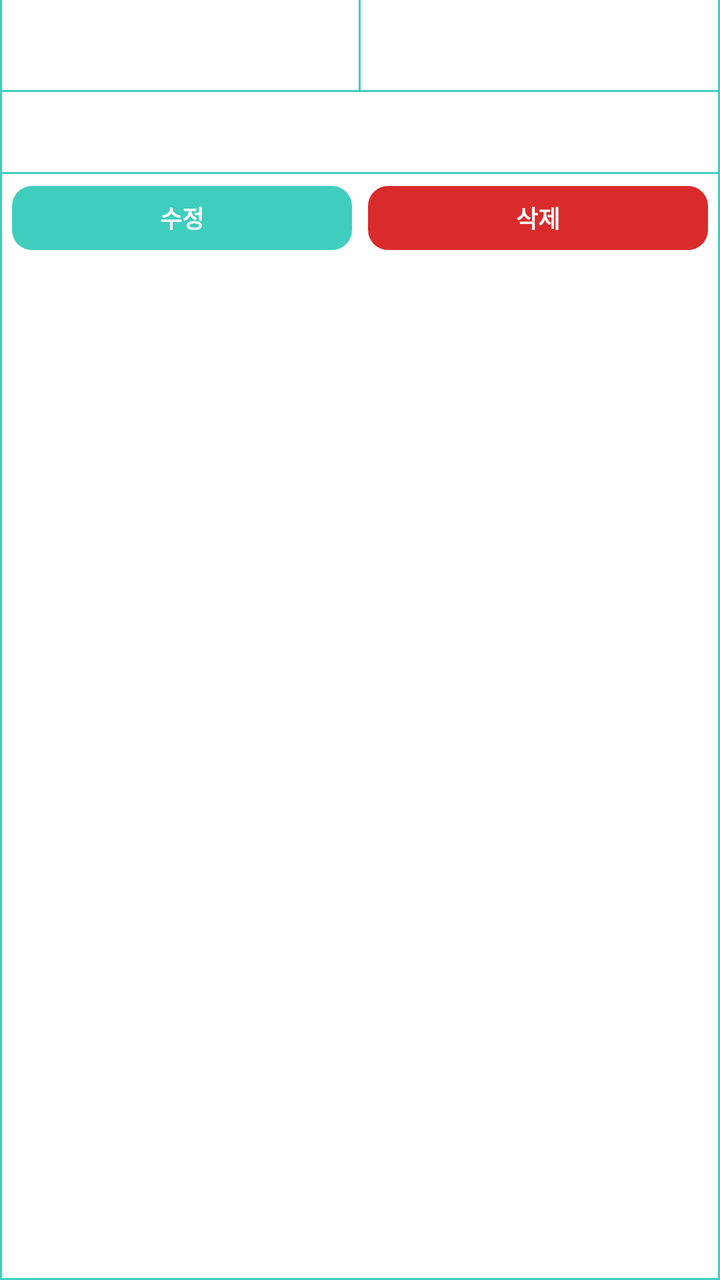
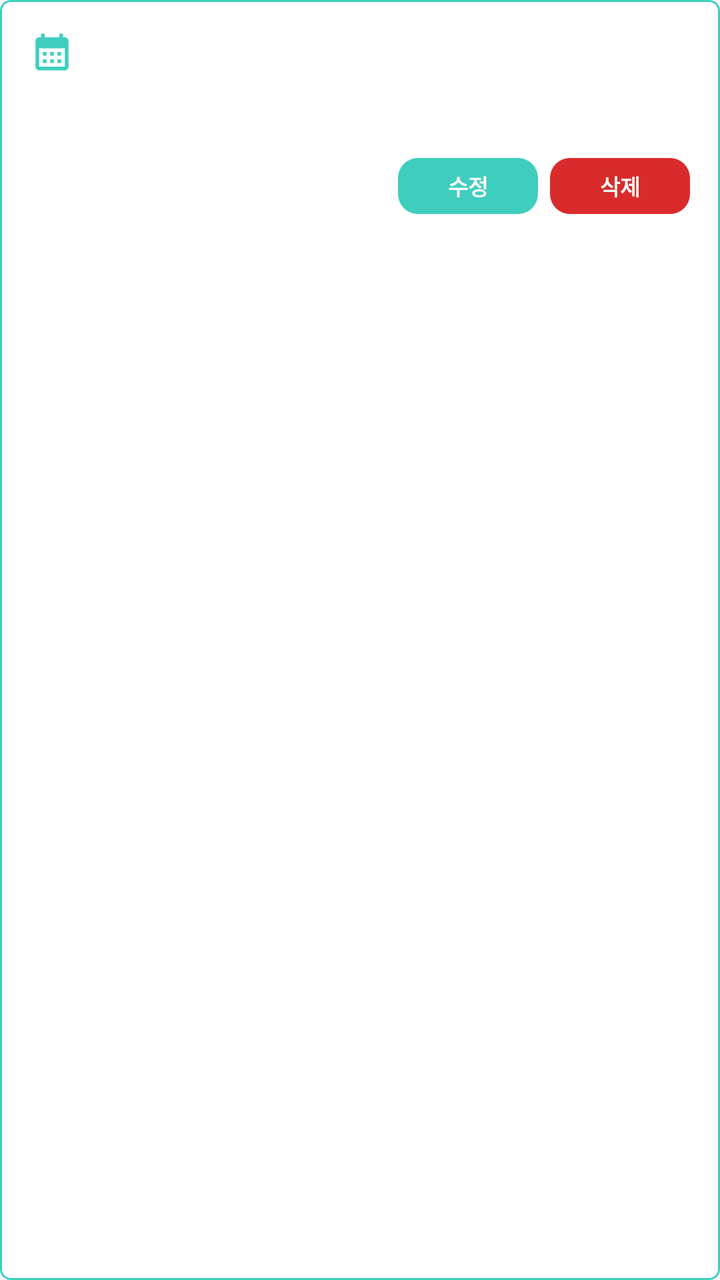

An Android layout rendered at two revisions. The XML below is the earlier revision; the diff shows what the commit changed to produce the second picture.
<!-- AndroidManifest.xml: application theme Theme.Mariwoo -->
<!-- res/layout/item_hospital_list.xml -->
<?xml version="1.0" encoding="utf-8"?>
<LinearLayout xmlns:android="http://schemas.android.com/apk/res/android"
    android:layout_width="match_parent"
    android:layout_height="wrap_content"
    android:orientation="vertical"
    android:background="@drawable/layout_border_radius0_no_top">

    
    <LinearLayout
        android:layout_width="match_parent"
        android:layout_height="45dp"
        android:orientation="horizontal">

        <TextView
            android:id="@+id/itemHospitalList_textView_name"
            android:layout_width="0dp"
            android:layout_height="match_parent"
            android:layout_weight="1"
            android:gravity="center"
            android:textSize="13sp"
            android:textStyle="bold"
            android:padding="4dp"/>

        <View
            android:layout_width="1dp"
            android:layout_height="match_parent"
            android:background="@color/login_background"/>

        <TextView
            android:id="@+id/itemHospitalList_textView_time"
            android:layout_width="0dp"
            android:layout_height="match_parent"
            android:layout_weight="1"
            android:gravity="center"
            android:textSize="12sp"
            android:padding="4dp"
            android:maxLines="2"/>

    </LinearLayout>

    
    <View
        android:layout_width="match_parent"
        android:layout_height="1dp"
        android:background="@color/login_background"/>

    
    <TextView
        android:id="@+id/itemHospitalList_textView_memo"
        android:layout_width="match_parent"
        android:layout_height="wrap_content"
        android:minHeight="40dp"
        android:gravity="center_vertical"
        android:textSize="12sp"
        android:paddingLeft="10dp"
        android:paddingRight="10dp"
        android:paddingTop="5dp"
        android:paddingBottom="5dp"/>

    
    <View
        android:layout_width="match_parent"
        android:layout_height="1dp"
        android:background="@color/login_background"/>

    
    <LinearLayout
        android:layout_width="match_parent"
        android:layout_height="44dp"
        android:orientation="horizontal"
        android:gravity="center"
        android:padding="6dp"
        android:weightSum="2">

        <androidx.appcompat.widget.AppCompatButton
            android:id="@+id/itemHospitalList_button_modify"
            android:layout_width="0dp"
            android:layout_height="match_parent"
            android:layout_weight="1"
            android:text="수정"
            android:textColor="@color/white"
            android:textSize="12sp"
            android:textStyle="bold"
            android:background="@drawable/button_radius10_bg_theme"
            android:stateListAnimator="@null"
            android:layout_marginRight="4dp"/>

        <androidx.appcompat.widget.AppCompatButton
            android:id="@+id/itemHospitalList_button_delete"
            android:layout_width="0dp"
            android:layout_height="match_parent"
            android:layout_weight="1"
            android:text="삭제"
            android:textColor="@color/white"
            android:textSize="12sp"
            android:textStyle="bold"
            android:background="@drawable/button_radius10_red"
            android:stateListAnimator="@null"
            android:layout_marginLeft="4dp"/>

    </LinearLayout>

</LinearLayout>
<!-- resources referenced by this layout -->
<resources>
  <color name="login_background">#3FCEBE</color>
  <color name="white">#FFFFFFFF</color>
  <!-- drawable button_radius10_bg_theme (drawable) -->
  <?xml version="1.0" encoding="utf-8"?>
  <shape xmlns:android="http://schemas.android.com/apk/res/android"
      android:shape="rectangle">
      <solid android:color="@color/theme_color"/>
      <corners
          android:radius="10dp"/>
  </shape>
  <!-- drawable button_radius10_red (drawable) -->
  <?xml version="1.0" encoding="utf-8"?>
  <shape xmlns:android="http://schemas.android.com/apk/res/android"
      android:shape="rectangle">
      <solid android:color="@color/color_r"/>
      <corners
          android:radius="10dp"/>
  </shape>
  <!-- drawable layout_border_radius0_no_top (drawable) -->
  <?xml version="1.0" encoding="utf-8"?>
  <layer-list xmlns:android="http://schemas.android.com/apk/res/android">
      
      <item>
          <shape>
              <solid android:color="@color/login_background" />
          </shape>
      </item>
      
      <item
          android:left="1dp"
          android:right="1dp"
          android:bottom="1dp">
          <shape>
              <solid android:color="@color/white" />
          </shape>
      </item>
  </layer-list>
  <style name="Theme.Mariwoo" parent="Theme.Material3.Light.NoActionBar">
          
          <item name="colorPrimary">@color/mariwoo_theme</item>
          <item name="colorPrimaryVariant">@color/mariwoo_theme</item>
          <item name="colorOnPrimary">@color/white</item>
          
          <item name="colorSecondary">@color/teal_200</item>
          <item name="colorSecondaryVariant">@color/teal_700</item>
          <item name="colorOnSecondary">@color/black</item>
          
          <item name="android:statusBarColor">@color/mariwoo_theme</item>
          
  
  
          
          <item name="windowNoTitle">true</item>
          <item name="windowSplashScreenBackground">@color/mariwoo_theme</item>
  
  
      </style>
  <color name="theme_color">#3FCEBE</color>
  <color name="color_r">#D92B2B</color>
  <color name="mariwoo_theme">#3FCEBE</color>
  <color name="teal_200">#FF03DAC5</color>
  <color name="teal_700">#FF018786</color>
  <color name="black">#FF000000</color>
</resources>

<!-- the commit's change to res/layout/item_hospital_list.xml (unified diff, before → after) -->
@@ -1,102 +1,109 @@
 <?xml version="1.0" encoding="utf-8"?>
-<LinearLayout xmlns:android="http://schemas.android.com/apk/res/android"
+<LinearLayout
+    xmlns:android="http://schemas.android.com/apk/res/android"
     android:layout_width="match_parent"
     android:layout_height="wrap_content"
+    android:background="@drawable/layout_border_radius5"
     android:orientation="vertical"
-    android:background="@drawable/layout_border_radius0_no_top">
+    android:padding="15dp"
+    android:layout_marginBottom="10dp">
 
     
     <LinearLayout
         android:layout_width="match_parent"
-        android:layout_height="45dp"
-        android:orientation="horizontal">
+        android:layout_height="wrap_content"
+        android:orientation="horizontal"
+        android:gravity="center_vertical">
+
+        <ImageView
+            android:layout_width="22dp"
+            android:layout_height="22dp"
+            android:src="@drawable/icon_calendar"
+            android:tint="@color/theme_color"/>
+
+        <TextView
+            android:id="@+id/itemHospitalList_textView_date"
+            android:layout_width="wrap_content"
+            android:layout_height="wrap_content"
+            android:textSize="13sp"
+            android:textColor="@color/theme_color"
+            android:textStyle="bold"
+            android:layout_marginLeft="6dp"/>
+
+        <TextView
+            android:id="@+id/itemHospitalList_textView_time"
+            android:layout_width="wrap_content"
+            android:layout_height="wrap_content"
+            android:textSize="13sp"
+            android:textColor="@color/theme_color"
+            android:textStyle="bold"
+            android:layout_marginLeft="6dp"/>
 
         <TextView
             android:id="@+id/itemHospitalList_textView_name"
             android:layout_width="0dp"
-            android:layout_height="match_parent"
+            android:layout_height="wrap_content"
             android:layout_weight="1"
-            android:gravity="center"
-            android:textSize="13sp"
+            android:textSize="14sp"
             android:textStyle="bold"
-            android:padding="4dp"/>
-
-        <View
-            android:layout_width="1dp"
-            android:layout_height="match_parent"
-            android:background="@color/login_background"/>
-
-        <TextView
-            android:id="@+id/itemHospitalList_textView_time"
-            android:layout_width="0dp"
-            android:layout_height="match_parent"
-            android:layout_weight="1"
-            android:gravity="center"
-            android:textSize="12sp"
-            android:padding="4dp"
-            android:maxLines="2"/>
+            android:layout_marginLeft="8dp"
+            android:ellipsize="end"
+            android:maxLines="1"/>
 
     </LinearLayout>
 
     
-    <View
-        android:layout_width="match_parent"
-        android:layout_height="1dp"
-        android:background="@color/login_background"/>
-
-    
-    <TextView
-        android:id="@+id/itemHospitalList_textView_memo"
+    <LinearLayout
+        android:id="@+id/itemHospitalList_layout_memo"
         android:layout_width="match_parent"
         android:layout_height="wrap_content"
-        android:minHeight="40dp"
-        android:gravity="center_vertical"
-        android:textSize="12sp"
-        android:paddingLeft="10dp"
-        android:paddingRight="10dp"
-        android:paddingTop="5dp"
-        android:paddingBottom="5dp"/>
+        android:layout_marginTop="6dp"
+        android:paddingLeft="4dp"
+        android:paddingRight="4dp"
+        android:paddingTop="4dp"
+        android:paddingBottom="4dp">
 
-    
-    <View
-        android:layout_width="match_parent"
-        android:layout_height="1dp"
-        android:background="@color/login_background"/>
+        <TextView
+            android:id="@+id/itemHospitalList_textView_memo"
+            android:layout_width="match_parent"
+            android:layout_height="wrap_content"
+            android:minHeight="20dp"
+            android:gravity="center_vertical"
+            android:textSize="13sp"
+            android:textColor="@color/color_gray5"/>
+
+    </LinearLayout>
 
     
     <LinearLayout
         android:layout_width="match_parent"
-        android:layout_height="44dp"
+        android:layout_height="wrap_content"
         android:orientation="horizontal"
-        android:gravity="center"
-        android:padding="6dp"
-        android:weightSum="2">
+        android:gravity="end"
+        android:layout_marginTop="8dp">
 
         <androidx.appcompat.widget.AppCompatButton
             android:id="@+id/itemHospitalList_button_modify"
-            android:layout_width="0dp"
-            android:layout_height="match_parent"
-            android:layout_weight="1"
+            android:layout_width="70dp"
+            android:layout_height="28dp"
             android:text="수정"
             android:textColor="@color/white"
-            android:textSize="12sp"
+            android:textSize="11sp"
             android:textStyle="bold"
             android:background="@drawable/button_radius10_bg_theme"
             android:stateListAnimator="@null"
-            android:layout_marginRight="4dp"/>
+            android:layout_marginRight="6dp"/>
 
         <androidx.appcompat.widget.AppCompatButton
             android:id="@+id/itemHospitalList_button_delete"
-            android:layout_width="0dp"
-            android:layout_height="match_parent"
-            android:layout_weight="1"
+            android:layout_width="70dp"
+            android:layout_height="28dp"
             android:text="삭제"
             android:textColor="@color/white"
-            android:textSize="12sp"
+            android:textSize="11sp"
             android:textStyle="bold"
             android:background="@drawable/button_radius10_red"
-            android:stateListAnimator="@null"
-            android:layout_marginLeft="4dp"/>
+            android:stateListAnimator="@null"/>
 
     </LinearLayout>
 
<!-- resource entries referenced after the edit -->
@@ -1,5 +1,6 @@
 <!-- resources referenced by this layout -->
 <resources>
+  <color name="color_gray5">#adb5bd</color>
   <color name="login_background">#3FCEBE</color>
   <color name="white">#FFFFFFFF</color>
   <!-- drawable button_radius10_bg_theme (drawable) -->
@@ -18,25 +19,21 @@
       <corners
           android:radius="10dp"/>
   </shape>
-  <!-- drawable layout_border_radius0_no_top (drawable) -->
+  <!-- drawable icon_calendar (drawable) -->
+  <vector xmlns:android="http://schemas.android.com/apk/res/android" android:height="24dp" android:tint="#1CA673" android:viewportHeight="24" android:viewportWidth="24" android:width="24dp">
+        
+      <path android:fillColor="@android:color/white" android:pathData="M19,4h-1V2h-2v2H8V2H6v2H5C3.89,4 3.01,4.9 3.01,6L3,20c0,1.1 0.89,2 2,2h14c1.1,0 2,-0.9 2,-2V6C21,4.9 20.1,4 19,4zM19,20H5V10h14V20zM9,14H7v-2h2V14zM13,14h-2v-2h2V14zM17,14h-2v-2h2V14zM9,18H7v-2h2V18zM13,18h-2v-2h2V18zM17,18h-2v-2h2V18z"/>
+      
+  </vector>
+  <!-- drawable layout_border_radius5 (drawable) -->
   <?xml version="1.0" encoding="utf-8"?>
-  <layer-list xmlns:android="http://schemas.android.com/apk/res/android">
-      
-      <item>
-          <shape>
-              <solid android:color="@color/login_background" />
-          </shape>
-      </item>
-      
-      <item
-          android:left="1dp"
-          android:right="1dp"
-          android:bottom="1dp">
-          <shape>
-              <solid android:color="@color/white" />
-          </shape>
-      </item>
-  </layer-list>
+  <shape xmlns:android="http://schemas.android.com/apk/res/android">
+      <solid android:color="@color/white" />
+      <stroke
+          android:width="1dp"
+          android:color="@color/login_background" />
+      <corners android:radius="5dp" />
+  </shape>
   <style name="Theme.Mariwoo" parent="Theme.Material3.Light.NoActionBar">
           
           <item name="colorPrimary">@color/mariwoo_theme</item>
